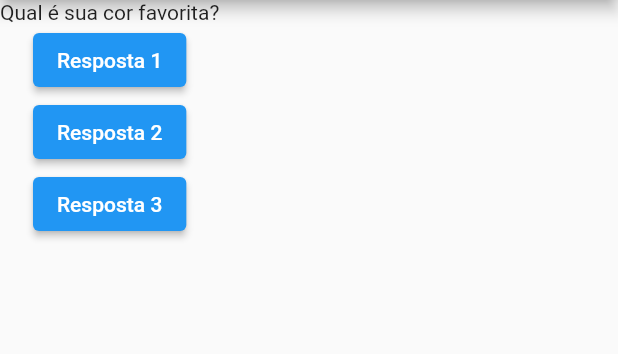
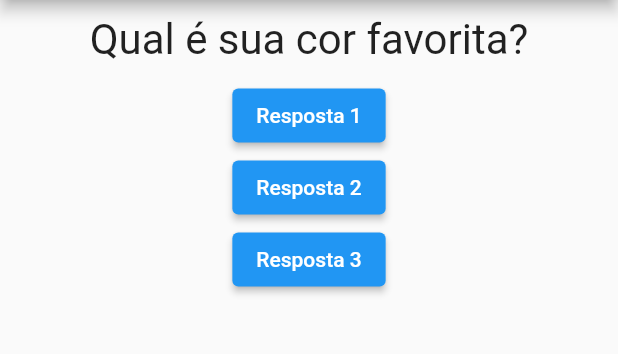
Before and after one commit to elton-costa/projeto-perguntas, a Flutter app: the screen it shows after launch, on a phone screen of 412 x 824 dp, the part 84-438 px from its top. Run offline on Flutter 3.47's test engine with Material 2 defaults, Android fonts, the phone set to English and light mode, and no system bars.

Commit message:
Create component Questao

```diff
--- a/lib/main.dart
+++ b/lib/main.dart
@@ -1,4 +1,5 @@
 import 'package:flutter/material.dart';
+import './questao.dart';
 
 main() => runApp(PerguntaApp());
 
@@ -16,7 +17,7 @@
   Widget build(BuildContext context) {
     final perguntas = [
       'Qual é sua cor favorita?',
-      'QUal é o seu animal favorito?',
+      'Qual é o seu animal favorito?',
     ];
 
     return MaterialApp(
@@ -25,8 +26,8 @@
           title: Text('Perguntas'),
         ),
         body: Column(
-          children: [
-            Text(perguntas[_perguntaSelecionada]),
+          children: <Widget>[
+            Questao(perguntas[_perguntaSelecionada]),
             ElevatedButton(onPressed: _responder, child: Text('Resposta 1')),
             ElevatedButton(onPressed: _responder, child: Text('Resposta 2')),
             ElevatedButton(onPressed: _responder, child: Text('Resposta 3')),
--- /dev/null
+++ b/lib/questao.dart
@@ -0,0 +1,20 @@
+import 'package:flutter/material.dart';
+
+class Questao extends StatelessWidget {
+  final String texto;
+
+  Questao(this.texto);
+  @override
+  Widget build(BuildContext context) {
+    return Container(
+        width: double.infinity,
+        margin: EdgeInsets.all(10),
+        child: Text(
+          texto,
+          style: TextStyle(
+            fontSize: 28,
+          ),
+          textAlign: TextAlign.center,
+        ));
+  }
+}
```
